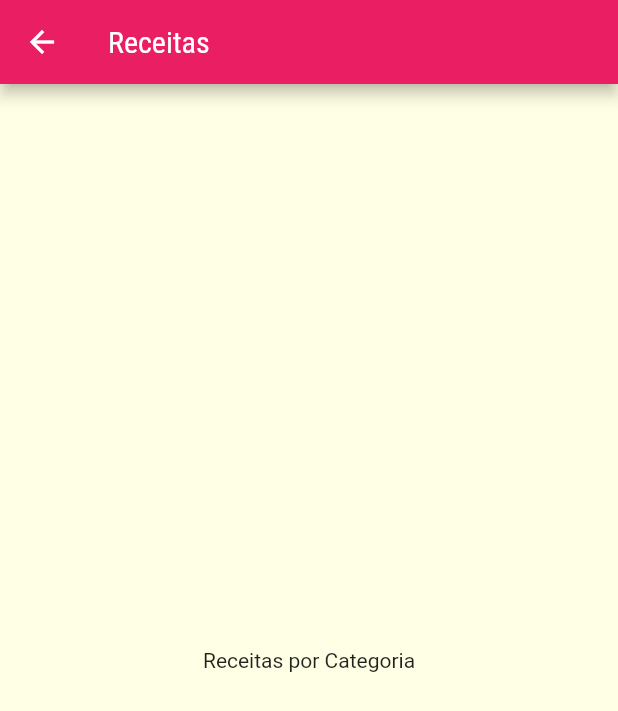
After one commit to Bernardo-Junior/meals_app, a Flutter app: the screen it shows after launch, after a tap on "Italiano", on a phone screen of 412 x 824 dp. The commit adds this screen. Shown: the top 711 px of the screen. Run offline on Flutter 3.47's test engine with Material 2 defaults, Android fonts, the phone set to English and light mode, and no system bars.

Commit message:
feat(navigator): adding category_item screen navigation to categories meals

```diff
--- a/lib/components/category_item.dart
+++ b/lib/components/category_item.dart
@@ -1,15 +1,31 @@
+import 'package:flutter/cupertino.dart';
 import 'package:flutter/material.dart';
 
 import '../models/category.dart';
+import '../screens/catogories_meals_screen.dart';
 
 class CategoryItem extends StatelessWidget {
   final Category category;
 
   CategoryItem(this.category);
 
+  void _selectCategory(BuildContext context) {
+    Navigator.of(context).push(
+      CupertinoPageRoute(
+        builder: (_) {
+          return CategoriesMealsScreen();
+        },
+      ),
+    );
+  }
+
   @override
   Widget build(BuildContext context) {
-    return Container(
+    return InkWell(
+      onTap: () => _selectCategory(context),
+      borderRadius: BorderRadius.circular(15),
+      splashColor: Theme.of(context).primaryColor,
+      child: Container(
         padding: EdgeInsets.all(15),
         child: Text(
           category.title,
@@ -22,6 +38,7 @@ class CategoryItem extends StatelessWidget {
             category.color,
           ], begin: Alignment.topLeft, end: Alignment.bottomRight),
         ),
+      ),
     );
   }
 }
--- /dev/null
+++ b/lib/screens/catogories_meals_screen.dart
@@ -0,0 +1,15 @@
+import 'package:flutter/material.dart';
+
+class CategoriesMealsScreen extends StatelessWidget {
+  @override
+  Widget build(BuildContext context) {
+    return Scaffold(
+      appBar: AppBar(
+        title: Text('Receitas'),
+      ),
+      body: Center(
+        child: Text('Receitas por Categoria'),
+      ),
+    );
+  }
+}
```
Lines whose indentation alone changed are shown as unchanged.
